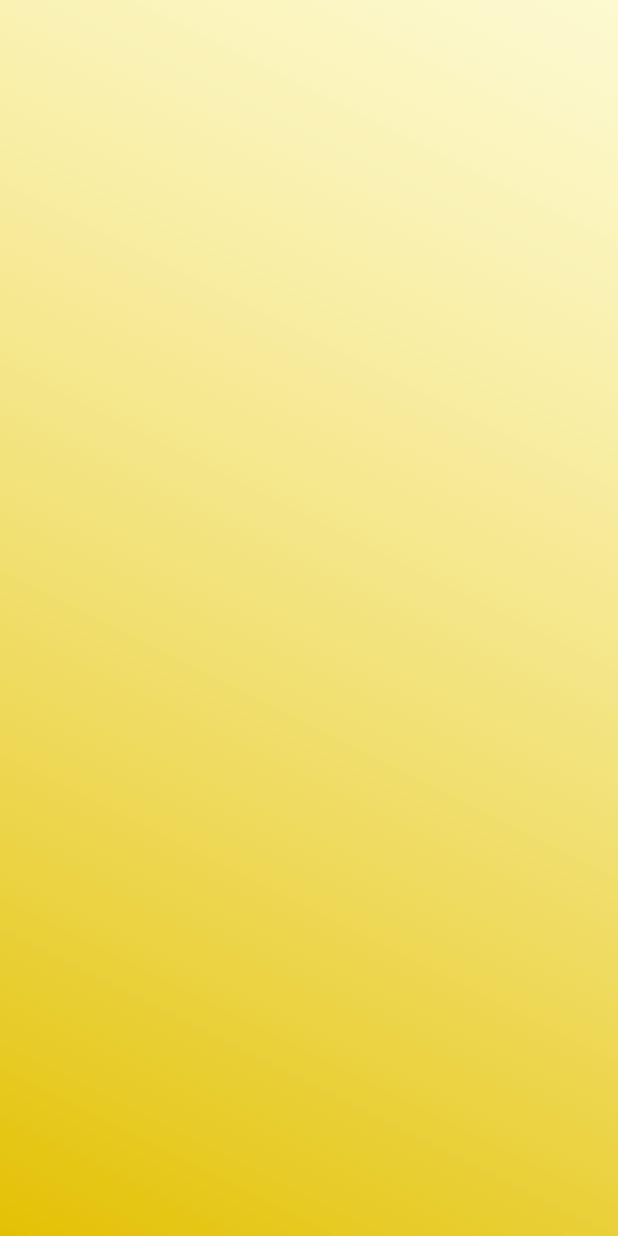
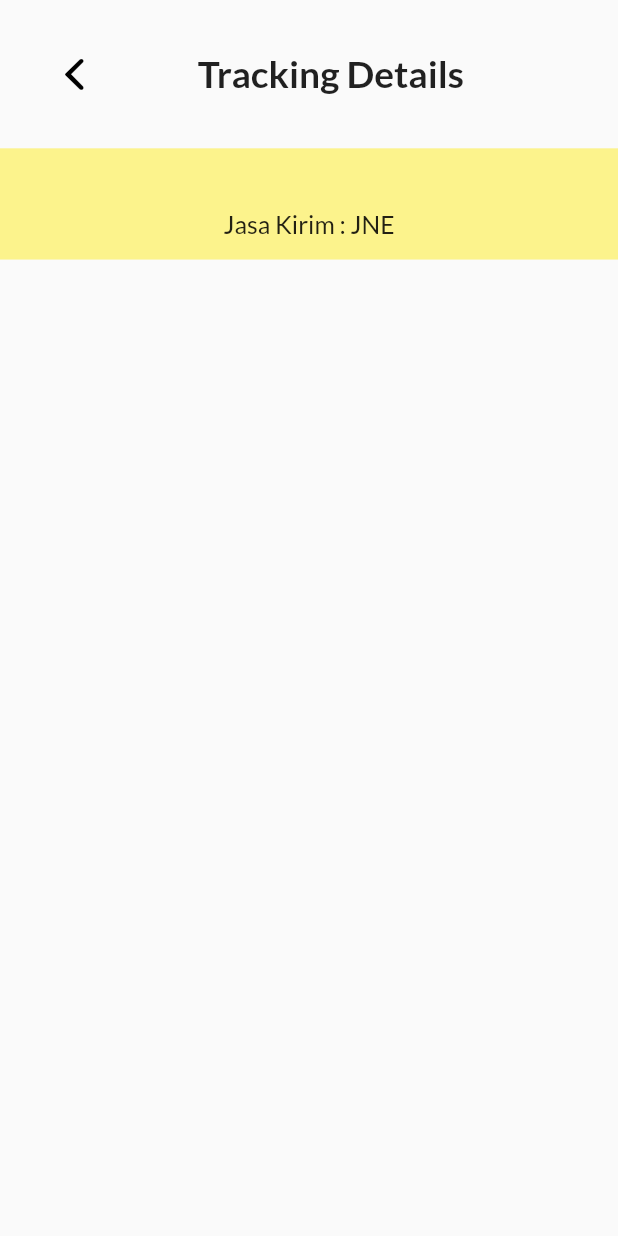
Before and after one commit to Yogabayu/PaketKUv2, a Flutter app: the Dashboard screen opened directly, after a tap on "Track Now", on a phone screen of 412 x 824 dp. Run offline on Flutter 3.47's test engine with Material 2 defaults, Android fonts, the phone set to English and light mode, and no system bars; our stand-ins replace animate_do, get, get_storage, google_fonts; accounts and stored records are empty.

Commit message:
track detail page

```diff
--- a/lib/page/dashboard.dart
+++ b/lib/page/dashboard.dart
@@ -243,7 +243,11 @@
                       onTap: () => {
                         print(receipt.text),
                         print(dropdownvalue),
-                        Get.to(() => TrackingDetail(),
+                        Get.to(
+                            () => TrackingDetail(
+                                  receipt: receipt.text,
+                                  jk: dropdownvalue,
+                                ),
                             transition: Transition.cupertino),
                       },
                     ),
--- a/lib/page/tracking _detail.dart
+++ b/lib/page/tracking _detail.dart
@@ -1,8 +1,18 @@
+import 'package:flutter/cupertino.dart';
 import 'package:flutter/material.dart';
+import 'package:get/get.dart';
+import 'package:get/get_state_manager/src/simple/get_widget_cache.dart';
+import 'package:google_fonts/google_fonts.dart';
 
 class TrackingDetail extends StatefulWidget {
-  const TrackingDetail({Key? key}) : super(key: key);
+  const TrackingDetail({
+    Key? key,
+    required this.receipt,
+    required this.jk,
+  }) : super(key: key);
 
+  final String receipt;
+  final String jk;
   @override
   _TrackingDetailState createState() => _TrackingDetailState();
 }
@@ -10,19 +20,67 @@
 class _TrackingDetailState extends State<TrackingDetail> {
   @override
   Widget build(BuildContext context) {
+    final height = Get.height;
+    final width = Get.width;
     return Scaffold(
       body: Container(
-        decoration: BoxDecoration(
-          gradient: LinearGradient(
-            end: Alignment.topRight,
-            begin: Alignment.bottomLeft,
-            colors: [
-              // Color.fromARGB(156, 245, 196, 20),
-              // Color.fromRGBO(255, 237, 34, 100),
-              Color.fromARGB(251, 226, 192, 0),
-              Color.fromARGB(156, 255, 249, 183),
-            ],
-          ),
+        child: ListView(
+          children: [
+            Row(
+              children: [
+                InkWell(
+                  onTap: () => {
+                    Get.back(),
+                  },
+                  child: Container(
+                    margin: EdgeInsets.all(height * 0.04),
+                    child: Icon(
+                      CupertinoIcons.back,
+                      size: height * 0.04,
+                      color: Colors.black,
+                    ),
+                  ),
+                ),
+                Container(
+                  margin: EdgeInsets.all(height * 0.04),
+                  child: Text(
+                    "Tracking Details",
+                    style: GoogleFonts.lato(
+                      fontSize: height * 0.03,
+                      fontWeight: FontWeight.bold,
+                    ),
+                  ),
+                ),
+              ],
+            ),
+            Container(
+              color: Color.fromARGB(156, 253, 238, 70),
+              height: height * 0.09,
+              width: width,
+              child: Center(
+                child: Column(
+                  mainAxisAlignment: MainAxisAlignment.center,
+                  crossAxisAlignment: CrossAxisAlignment.center,
+                  children: [
+                    Text(
+                      '${widget.receipt}',
+                      style: GoogleFonts.lato(
+                        fontSize: height * 0.028,
+                        fontWeight: FontWeight.bold,
+                      ),
+                    ),
+                    Text(
+                      "Jasa Kirim : ${widget.jk}",
+                      style: GoogleFonts.lato(
+                        fontSize: height * 0.02,
+                        // fontWeight: FontWeight.bold,
+                      ),
+                    ),
+                  ],
+                ),
+              ),
+            ),
+          ],
         ),
       ),
     );
```
